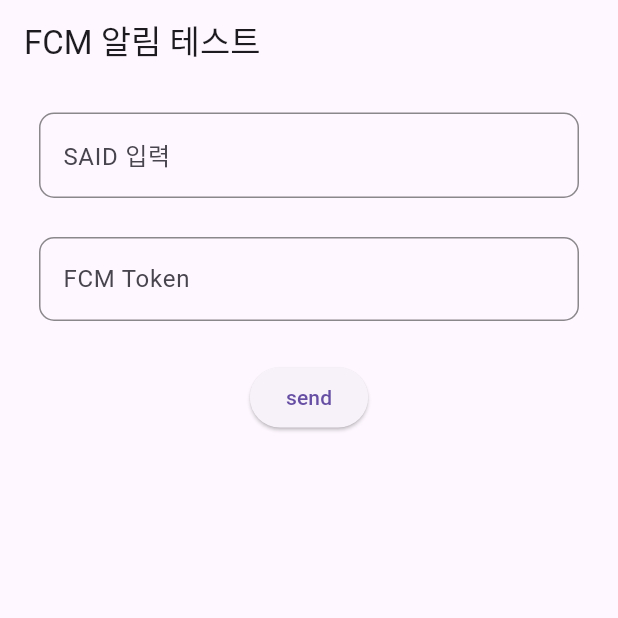
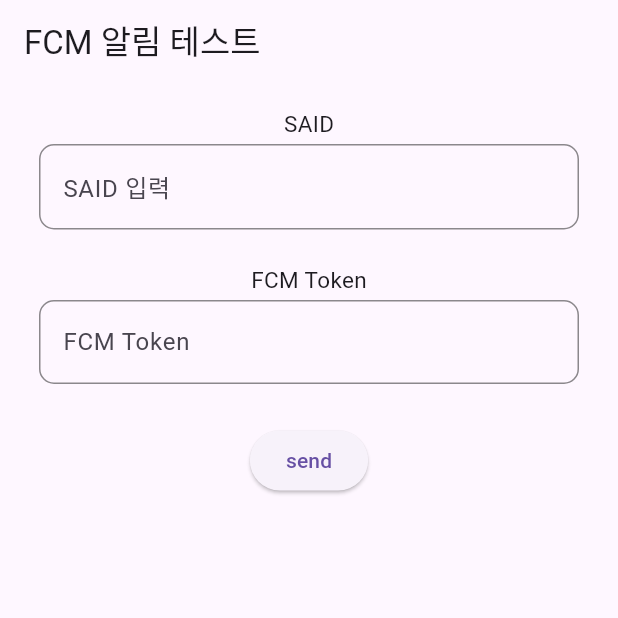
Before and after one commit to hkimmarusys/fcm_test_ios_and_android, a Flutter app: the screen it shows after launch, on a phone screen of 412 x 824 dp, the top half of it. Run offline on Flutter 3.47's test engine with Material 3 defaults, Android fonts, the phone set to English and light mode, and no system bars; our stand-ins replace device_info_plus, dio, firebase_core, firebase_messaging, flutter_dotenv, flutter_local_notifications and 2 more; accounts and stored records are empty.

Commit message:
change said input keyboard

```diff
--- a/lib/screens/home_screen.dart
+++ b/lib/screens/home_screen.dart
@@ -8,6 +8,7 @@ import '../widgets/button.dart';
 import '../widgets/input.dart';
 import '../controller.dart';
 import '../services/api_service.dart';
+import '../widgets/input_label.dart';
 
 class HomeScreen extends StatefulWidget {
   const HomeScreen({super.key});
@@ -92,21 +93,13 @@ class _HomeScreenState extends State<HomeScreen> {
         padding: const EdgeInsets.all(16.0),
         child: Column(
           children: [
+            const InputLabel(name: 'SAID'),
             Input(
               controller: saidController,
               hint: 'SAID 입력',
-              inputType: TextInputType.number,
-              validator: (value) {
-                if (value == null || value.isEmpty) {
-                  return 'SAID를 입력하세요';
-                }
-                if (!RegExp(r'^\d{11}$').hasMatch(value)) {
-                  return '정확히 11자리 숫자를 입력하세요';
-                }
-                return null;
-              },
             ),
             const SizedBox(height: 16),
+            const InputLabel(name: 'FCM Token'),
             Input(
               controller: fcmTokenController,
               hint: 'FCM Token',
--- /dev/null
+++ b/lib/widgets/input_label.dart
@@ -0,0 +1,19 @@
+import 'package:flutter/material.dart';
+
+class InputLabel extends StatelessWidget {
+  final String name;
+  const InputLabel({super.key, required this.name});
+
+  @override
+  Widget build(BuildContext context) {
+    return Padding(
+      padding: const EdgeInsets.symmetric(
+        horizontal: 60,
+      ),
+      child: Text(
+        name,
+        style: const TextStyle(fontSize: 15),
+      ),
+    );
+  }
+}
```
